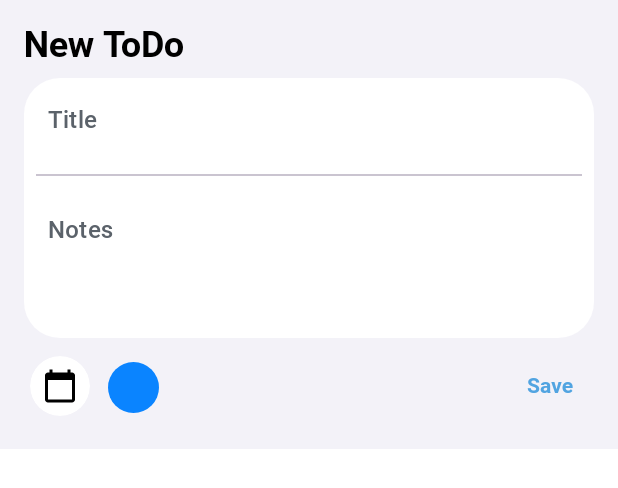
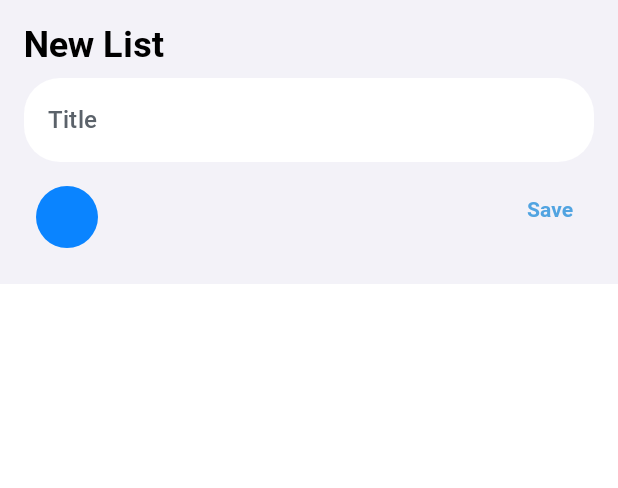
Before and after one commit to Helmy2/ToDo, an Android app built with Jetpack Compose: the @Preview function BottomSheetPreview, on a phone screen of 412 x 824 dp. Shown: the top 488 px of the screen. Run offline under Robolectric (Android 15) with nearby library versions, the phone set to English and light mode, and no system bars; our stand-ins replace accompanist.

Commit message:
Feat: add new list dialog and refactor list screen

```diff
--- a/app/src/main/java/com/example/todo/presentation/MainActivity.kt
+++ b/app/src/main/java/com/example/todo/presentation/MainActivity.kt
@@ -4,6 +4,7 @@ import android.os.Bundle
 import android.view.WindowManager
 import androidx.activity.compose.setContent
 import androidx.appcompat.app.AppCompatActivity
+import com.example.todo.presentation.home.HomeRoute
 import com.example.todo.presentation.list.ListRoute
 import com.example.todo.presentation.theme.ToDoTheme
 import com.example.todo.presentation.util.dummyRandomList
@@ -15,7 +16,8 @@ class MainActivity : AppCompatActivity() {
         setContent {
             ToDoTheme {
                 val data = dummyRandomList()
-                ListRoute(data.first())
+//                ListRoute(data.first())
+                HomeRoute()
             }
         }
     }
--- a/app/src/main/java/com/example/todo/presentation/home/HomeRoute.kt
+++ b/app/src/main/java/com/example/todo/presentation/home/HomeRoute.kt
@@ -15,7 +15,6 @@ fun HomeRoute(
         categories = groups,
         onDrawerClicked = {},
         onAddListClicked = {},
-        onAddToDoClicked = {},
         onListItemClick = {},
         onDeleteListItemClick = {},
         onCategoryItemClick = {},
--- a/app/src/main/java/com/example/todo/presentation/list/components/BottomSheet.kt
+++ b/app/src/main/java/com/example/todo/presentation/home/components/ListBottomSheet.kt
@@ -1,6 +1,5 @@
-package com.example.todo.presentation.list.components
+package com.example.todo.presentation.home.components
 
-import android.util.Log
 import androidx.compose.foundation.background
 import androidx.compose.foundation.clickable
 import androidx.compose.foundation.layout.*
@@ -19,28 +18,26 @@ import com.example.todo.domian.model.color
 import com.example.todo.presentation.theme.MediumPadding
 import com.example.todo.presentation.theme.SmallPadding
 import com.example.todo.presentation.theme.ToDoTheme
+import com.example.todo.presentation.util.ColorPickerField
 import com.example.todo.presentation.util.DefaultTextField
-import com.example.todo.presentation.util.convertLongToTime
-import com.example.todo.presentation.util.getCurrentDate
 
 @Composable
-fun BottomSheet(toDoColor: ToDoColor) {
+fun ListBottomSheet(
+    toDoColor: ToDoColor,
+    onSaveButtonClicked: (title: String,color: ToDoColor) -> Unit
+) {
     val focusManager = LocalFocusManager.current
     var title by remember { mutableStateOf("") }
-    var note by remember { mutableStateOf("") }
     var color by remember { mutableStateOf(toDoColor) }
+    var showColorDialog by remember { mutableStateOf(false) }
 
-    var openDialog by remember { mutableStateOf(false) }
-
-    if (openDialog)
-        Dialog(onDismissRequest = { openDialog = false }) {
+    if (showColorDialog)
+        Dialog(onDismissRequest = { showColorDialog = false }) {
             ColorPickerField(
                 selectedColor = color,
-                onSelectedClicked = {
-                    color = it
-                    openDialog = false
-                },
-                onCancelClicked = { openDialog = false })
+                onSelectedClicked = { color = it; showColorDialog = false },
+                onCancelClicked = { showColorDialog = false }
+            )
         }
 
     Column(
@@ -51,55 +48,36 @@ fun BottomSheet(toDoColor: ToDoColor) {
         verticalArrangement = Arrangement.spacedBy(8.dp)
     ) {
         Text(
-            text = "New ToDo",
+            text = "New List",
             style = MaterialTheme.typography.headlineSmall,
             color = MaterialTheme.colorScheme.onSecondaryContainer
         )
-        Column(
-            modifier = Modifier
-                .clip(MaterialTheme.shapes.large)
-                .background(MaterialTheme.colorScheme.secondaryContainer),
-        ) {
         DefaultTextField(
             value = title,
             onValueChange = { title = it },
             singleLine = true,
             focusManager = focusManager,
             hint = "Title",
-                modifier = Modifier.fillMaxWidth()
-            )
-            Divider(Modifier.padding(SmallPadding))
-            DefaultTextField(
-                value = note,
-                onValueChange = { note = it },
-                focusManager = focusManager,
-                hint = "Notes",
             modifier = Modifier
                 .fillMaxWidth()
-                    .defaultMinSize(minHeight = 100.dp)
+                .clip(MaterialTheme.shapes.large)
+                .background(MaterialTheme.colorScheme.secondaryContainer)
         )
-        }
         Row {
-            DateTimePikerField(
-                onDateChange = {
-                    Log.d("TAG", "BottomSheet: ${it.convertLongToTime()}")
-                }, currantDate = getCurrentDate()
-            )
             Box(modifier = Modifier
                 .fillMaxWidth(.15f)
                 .aspectRatio(1f)
                 .padding(SmallPadding)
                 .clip(CircleShape)
                 .background(color.color())
-                .clickable { openDialog = true }
-                .padding(SmallPadding)
-            )
+                .clickable { showColorDialog = true }
+                .padding(SmallPadding))
             Row(
                 horizontalArrangement = Arrangement.End,
                 verticalAlignment = Alignment.CenterVertically,
                 modifier = Modifier.fillMaxWidth()
             ) {
-                TextButton(onClick = { /*TODO*/ }) {
+                TextButton(onClick = { onSaveButtonClicked(title, color) }) {
                     Text(text = "Save")
                 }
             }
@@ -111,6 +89,6 @@ fun BottomSheet(toDoColor: ToDoColor) {
 @Composable
 fun BottomSheetPreview() {
     ToDoTheme {
-        BottomSheet(ToDoColor.BLUE)
+        ListBottomSheet(toDoColor = ToDoColor.BLUE, onSaveButtonClicked = { _, _,  -> })
     }
 }
--- a/app/src/main/java/com/example/todo/presentation/list/components/ColorPickerField.kt
+++ b/app/src/main/java/com/example/todo/presentation/util/ColorPickerField.kt
@@ -1,4 +1,4 @@
-package com.example.todo.presentation.list.components
+package com.example.todo.presentation.util
 
 import androidx.compose.foundation.background
 import androidx.compose.foundation.clickable
--- a/app/src/main/java/com/example/todo/presentation/list/components/DateTimePickerField.kt
+++ b/app/src/main/java/com/example/todo/presentation/util/DateTimePickerField.kt
@@ -4,6 +4,7 @@ import androidx.appcompat.app.AppCompatActivity
 import androidx.compose.foundation.shape.CircleShape
 import androidx.compose.material.icons.Icons
 import androidx.compose.material.icons.filled.CalendarToday
+import androidx.compose.material3.Icon
 import androidx.compose.material3.IconButton
 import androidx.compose.material3.IconButtonDefaults
 import androidx.compose.material3.MaterialTheme
@@ -20,10 +21,9 @@ import com.google.android.material.timepicker.MaterialTimePicker
 import java.util.*
 
 @Composable
-fun DateTimePikerField(onDateChange: (date: Long) -> Unit, currantDate: Long) {
+fun DateTimePikerField(currantDate: Long, onDoneClicked: (date: Long) -> Unit) {
     val context = LocalContext.current as AppCompatActivity
-    val calendar = Calendar.getInstance()
-    calendar.timeInMillis = currantDate
+    val calendar = Calendar.getInstance().also { it.timeInMillis = currantDate }
 
     val february = calendar.timeInMillis
     val constraintsBuilder =
@@ -53,7 +53,7 @@ fun DateTimePikerField(onDateChange: (date: Long) -> Unit, currantDate: Long) {
         calendar[Calendar.HOUR_OF_DAY] = timePicker.hour
         calendar[Calendar.MINUTE] = timePicker.minute
 
-        onDateChange(calendar.timeInMillis)
+        onDoneClicked(calendar.timeInMillis)
     }
 
     IconButton(
@@ -66,7 +66,7 @@ fun DateTimePikerField(onDateChange: (date: Long) -> Unit, currantDate: Long) {
             contentColor = MaterialTheme.colorScheme.onSecondaryContainer
         ),
     ) {
-        androidx.compose.material3.Icon(
+        Icon(
             imageVector = Icons.Default.CalendarToday, contentDescription = "Calendar"
         )
     }
@@ -77,7 +77,7 @@ fun DateTimePikerField(onDateChange: (date: Long) -> Unit, currantDate: Long) {
 fun DateTimePikerFieldPreview() {
     ToDoTheme {
         DateTimePikerField(
-            onDateChange = {}, currantDate = getCurrentDate()
+            onDoneClicked = {}, currantDate = getCurrentDate()
         )
     }
 }
```
Also changed, not shown: app/src/main/java/com/example/todo/presentation/home/HomeScreen.kt (+53 -18 lines), app/src/main/java/com/example/todo/presentation/home/components/SearchView.kt (+1 -10 lines), app/src/main/java/com/example/todo/presentation/list/ListScreen.kt (+20 -9 lines), app/src/main/java/com/example/todo/presentation/list/components/DropdownField.kt (deleted, +0 -61 lines), app/src/main/java/com/example/todo/presentation/list/components/ToDoBottomSheet.kt (added, +91 -0 lines). Lines whose indentation alone changed are shown as unchanged.
